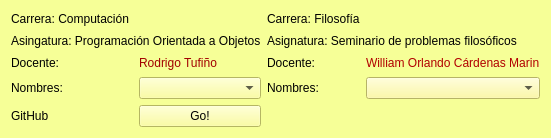
FLiamTech/askme, file creditosform.ui: the form before one commit.
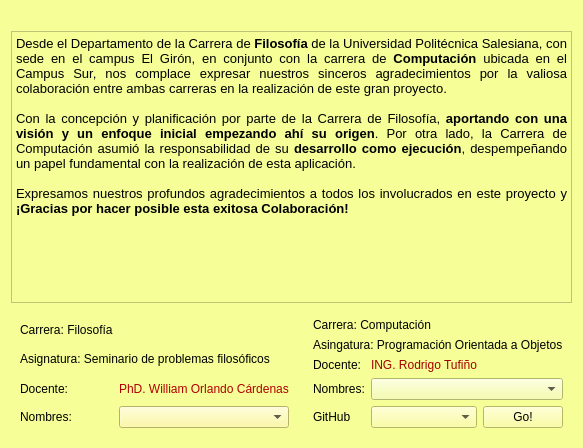
The form after the commit. Icons and pictures are not drawn.

The edit to the form file:
```diff
--- a/creditosform.ui
+++ b/creditosform.ui
@@ -6,8 +6,8 @@
    <rect>
     <x>0</x>
     <y>0</y>
-    <width>536</width>
-    <height>138</height>
+    <width>564</width>
+    <height>448</height>
    </rect>
   </property>
   <property name="windowTitle">
@@ -16,62 +16,104 @@
   <property name="styleSheet">
    <string notr="true">background-color: rgb(246, 255, 151);</string>
   </property>
+  <layout class="QGridLayout" name="gridLayout_3">
+   <item row="0" column="0" colspan="2">
+    <widget class="QLabel" name="label_12">
+     <property name="text">
+      <string/>
+     </property>
+     <property name="pixmap">
+      <pixmap resource="Resources.qrc">:/Recursos/logo.png</pixmap>
+     </property>
+     <property name="scaledContents">
+      <bool>true</bool>
+     </property>
+    </widget>
+   </item>
+   <item row="1" column="0" colspan="2">
+    <widget class="QTextEdit" name="textEdit">
+     <property name="html">
+      <string>&lt;!DOCTYPE HTML PUBLIC &quot;-//W3C//DTD HTML 4.0//EN&quot; &quot;http://www.w3.org/TR/REC-html40/strict.dtd&quot;&gt;
+&lt;html&gt;&lt;head&gt;&lt;meta name=&quot;qrichtext&quot; content=&quot;1&quot; /&gt;&lt;meta charset=&quot;utf-8&quot; /&gt;&lt;style type=&quot;text/css&quot;&gt;
+p, li { white-space: pre-wrap; }
+hr { height: 1px; border-width: 0; }
+li.unchecked::marker { content: &quot;\2610&quot;; }
+li.checked::marker { content: &quot;\2612&quot;; }
+&lt;/style&gt;&lt;/head&gt;&lt;body style=&quot; font-family:'Segoe UI'; font-size:9pt; font-weight:400; font-style:normal;&quot;&gt;
+&lt;p align=&quot;justify&quot; style=&quot; margin-top:0px; margin-bottom:0px; margin-left:0px; margin-right:0px; -qt-block-indent:0; text-indent:0px;&quot;&gt;&lt;span style=&quot; font-family:'MS Shell Dlg 2'; font-size:10pt;&quot;&gt;Desde el Departamento de la Carrera de &lt;/span&gt;&lt;span style=&quot; font-family:'MS Shell Dlg 2'; font-size:10pt; font-weight:600;&quot;&gt;Filosofía&lt;/span&gt;&lt;span style=&quot; font-family:'MS Shell Dlg 2'; font-size:10pt;&quot;&gt; de la Universidad Politécnica Salesiana, con sede en el campus El Girón, en conjunto con la carrera de &lt;/span&gt;&lt;span style=&quot; font-family:'MS Shell Dlg 2'; font-size:10pt; font-weight:600;&quot;&gt;Computación&lt;/span&gt;&lt;span style=&quot; font-family:'MS Shell Dlg 2'; font-size:10pt;&quot;&gt; ubicada en el Campus Sur, nos complace expresar nuestros sinceros agradecimientos por la valiosa colaboración entre ambas carreras en la realización de este gran proyecto.&lt;/span&gt;&lt;/p&gt;
+&lt;p align=&quot;justify&quot; style=&quot;-qt-paragraph-type:empty; margin-top:0px; margin-bottom:0px; margin-left:0px; margin-right:0px; -qt-block-indent:0; text-indent:0px; font-family:'MS Shell Dlg 2'; font-size:10pt;&quot;&gt;&lt;br /&gt;&lt;/p&gt;
+&lt;p align=&quot;justify&quot; style=&quot; margin-top:0px; margin-bottom:0px; margin-left:0px; margin-right:0px; -qt-block-indent:0; text-indent:0px;&quot;&gt;&lt;span style=&quot; font-family:'MS Shell Dlg 2'; font-size:10pt;&quot;&gt;Con la concepción y planificación por parte de la Carrera de Filosofía, &lt;/span&gt;&lt;span style=&quot; font-family:'MS Shell Dlg 2'; font-size:10pt; font-weight:600;&quot;&gt;aportando con una visión y un enfoque inicial empezando ahí su origen&lt;/span&gt;&lt;span style=&quot; font-family:'MS Shell Dlg 2'; font-size:10pt;&quot;&gt;. Por otra lado, la Carrera de Computación asumió la responsabilidad de su &lt;/span&gt;&lt;span style=&quot; font-family:'MS Shell Dlg 2'; font-size:10pt; font-weight:600;&quot;&gt;desarrollo como ejecución&lt;/span&gt;&lt;span style=&quot; font-family:'MS Shell Dlg 2'; font-size:10pt;&quot;&gt;, despempeñando un papel fundamental con la realización de esta aplicación.&lt;/span&gt;&lt;/p&gt;
+&lt;p align=&quot;justify&quot; style=&quot;-qt-paragraph-type:empty; margin-top:0px; margin-bottom:0px; margin-left:0px; margin-right:0px; -qt-block-indent:0; text-indent:0px; font-family:'MS Shell Dlg 2'; font-size:10pt;&quot;&gt;&lt;br /&gt;&lt;/p&gt;
+&lt;p align=&quot;justify&quot; style=&quot; margin-top:0px; margin-bottom:0px; margin-left:0px; margin-right:0px; -qt-block-indent:0; text-indent:0px;&quot;&gt;&lt;span style=&quot; font-family:'MS Shell Dlg 2'; font-size:10pt;&quot;&gt;Expresamos nuestros profundos agradecimientos a todos los involucrados en este proyecto y &lt;/span&gt;&lt;span style=&quot; font-family:'MS Shell Dlg 2'; font-size:10pt; font-weight:600;&quot;&gt;¡Gracias por hacer posible esta exitosa Colaboración!&lt;/span&gt;&lt;/p&gt;&lt;/body&gt;&lt;/html&gt;</string>
+     </property>
+    </widget>
+   </item>
+   <item row="2" column="0">
+    <widget class="QWidget" name="widget_2" native="true">
   <layout class="QGridLayout" name="gridLayout">
-   <item row="2" column="3">
+      <item row="2" column="1">
     <widget class="QLabel" name="label_11">
      <property name="styleSheet">
       <string notr="true">font: 700 italic 9pt &quot;Segoe UI&quot;;
 Color: rgb(177, 0, 0)</string>
      </property>
      <property name="text">
-      <string>William Orlando Cárdenas Marin</string>
+         <string>PhD. William Orlando Cárdenas</string>
      </property>
     </widget>
    </item>
-   <item row="4" column="1">
-    <widget class="QPushButton" name="pushButton">
-     <property name="styleSheet">
-      <string notr="true">background-color: rgb(253, 255, 138);
-font: 700 italic 9pt &quot;Segoe UI&quot;;
-color: rgb(0, 0, 0);</string>
-     </property>
-     <property name="text">
-      <string>Go!</string>
-     </property>
-    </widget>
-   </item>
-   <item row="0" column="0" colspan="2">
-    <widget class="QLabel" name="label_3">
-     <property name="text">
-      <string>Carrera: Computación</string>
-     </property>
-    </widget>
-   </item>
-   <item row="0" column="2">
+      <item row="0" column="0">
     <widget class="QLabel" name="label_4">
      <property name="text">
       <string>Carrera: Filosofía</string>
      </property>
     </widget>
    </item>
-   <item row="3" column="3">
+      <item row="3" column="0">
+       <widget class="QLabel" name="label_7">
+        <property name="text">
+         <string>Nombres:</string>
+        </property>
+       </widget>
+      </item>
+      <item row="3" column="1">
     <widget class="QComboBox" name="cmbColaboradoresDos">
      <property name="styleSheet">
       <string notr="true">background-color: rgb(255, 251, 143);</string>
      </property>
     </widget>
    </item>
-   <item row="1" column="2" colspan="2">
+      <item row="1" column="0" colspan="2">
     <widget class="QLabel" name="label_6">
      <property name="text">
       <string>Asignatura: Seminario de problemas filosóficos</string>
      </property>
     </widget>
    </item>
-   <item row="3" column="2">
-    <widget class="QLabel" name="label_7">
+      <item row="2" column="0">
+       <widget class="QLabel" name="label_9">
      <property name="text">
-      <string>Nombres:</string>
+         <string>Docente:</string>
+        </property>
+       </widget>
+      </item>
+     </layout>
+    </widget>
+   </item>
+   <item row="2" column="1">
+    <widget class="QWidget" name="widget" native="true">
+     <layout class="QGridLayout" name="gridLayout_2">
+      <item row="0" column="0" colspan="2">
+       <widget class="QLabel" name="label_3">
+        <property name="text">
+         <string>Carrera: Computación</string>
+        </property>
+       </widget>
+      </item>
+      <item row="1" column="0" colspan="3">
+       <widget class="QLabel" name="label_5">
+        <property name="text">
+         <string>Asingatura: Programación Orientada a Objetos</string>
      </property>
     </widget>
    </item>
@@ -85,14 +127,27 @@
      </property>
     </widget>
    </item>
-   <item row="3" column="1">
-    <widget class="QComboBox" name="cmbColaboradoresUno">
+      <item row="2" column="1">
+       <widget class="QLabel" name="label_10">
      <property name="styleSheet">
-      <string notr="true">font: italic 9pt &quot;Segoe UI&quot;;
-background-color: rgb(253, 255, 138);</string>
-     </property>
-    </widget>
-   </item>
+         <string notr="true">font: 700 italic 9pt &quot;Segoe UI&quot;;
+color: rgb(162, 0, 0);</string>
+        </property>
+        <property name="text">
+         <string>ING. Rodrigo Tufiño</string>
+        </property>
+       </widget>
+      </item>
+      <item row="3" column="0">
+       <widget class="QLabel" name="label">
+        <property name="text">
+         <string>Nombres:</string>
+        </property>
+       </widget>
+      </item>
+      <item row="3" column="1" colspan="2">
+       <widget class="QComboBox" name="cmbColaboradores1"/>
+      </item>
    <item row="4" column="0">
     <widget class="QLabel" name="label_2">
      <property name="text">
@@ -100,36 +155,27 @@
      </property>
     </widget>
    </item>
-   <item row="1" column="0" colspan="2">
-    <widget class="QLabel" name="label_5">
-     <property name="text">
-      <string>Asingatura: Programación Orientada a Objetos</string>
+      <item row="4" column="1">
+       <widget class="QComboBox" name="cmbColaboradoresUno">
+        <property name="styleSheet">
+         <string notr="true">font: italic 9pt &quot;Segoe UI&quot;;
+background-color: rgb(253, 255, 138);</string>
      </property>
     </widget>
    </item>
-   <item row="2" column="2">
-    <widget class="QLabel" name="label_9">
-     <property name="text">
-      <string>Docente:</string>
-     </property>
-    </widget>
-   </item>
-   <item row="3" column="0">
-    <widget class="QLabel" name="label">
+      <item row="4" column="2">
+       <widget class="QPushButton" name="pushButton">
+        <property name="styleSheet">
+         <string notr="true">background-color: rgb(253, 255, 138);
+font: 700 italic 9pt &quot;Segoe UI&quot;;
+color: rgb(0, 0, 0);</string>
+        </property>
      <property name="text">
-      <string>Nombres:</string>
+         <string>Go!</string>
      </property>
     </widget>
    </item>
-   <item row="2" column="1">
-    <widget class="QLabel" name="label_10">
-     <property name="styleSheet">
-      <string notr="true">font: 700 italic 9pt &quot;Segoe UI&quot;;
-color: rgb(162, 0, 0);</string>
-     </property>
-     <property name="text">
-      <string>Rodrigo Tufiño</string>
-     </property>
+     </layout>
     </widget>
    </item>
   </layout>
```
Left out of the diff: 4 changed lines with no effect on the pictures. Lines whose indentation alone changed are shown as unchanged.
